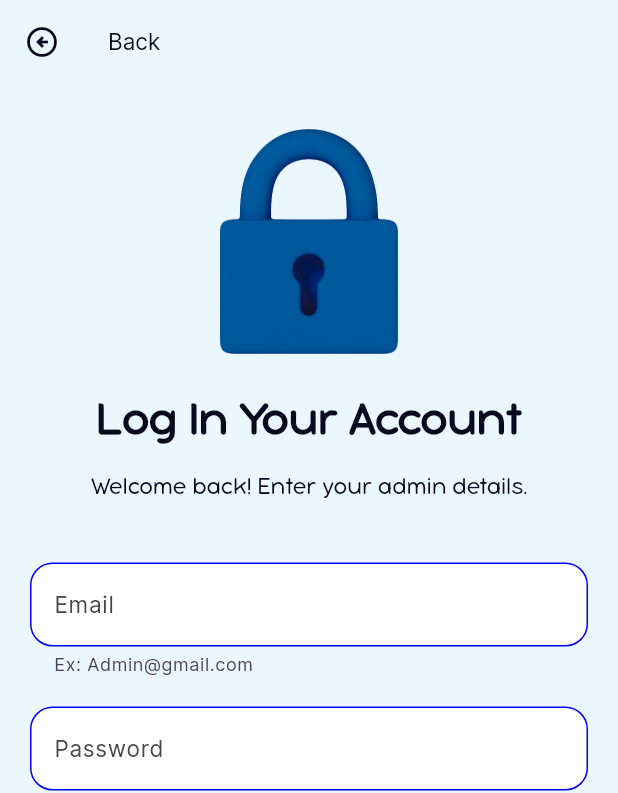
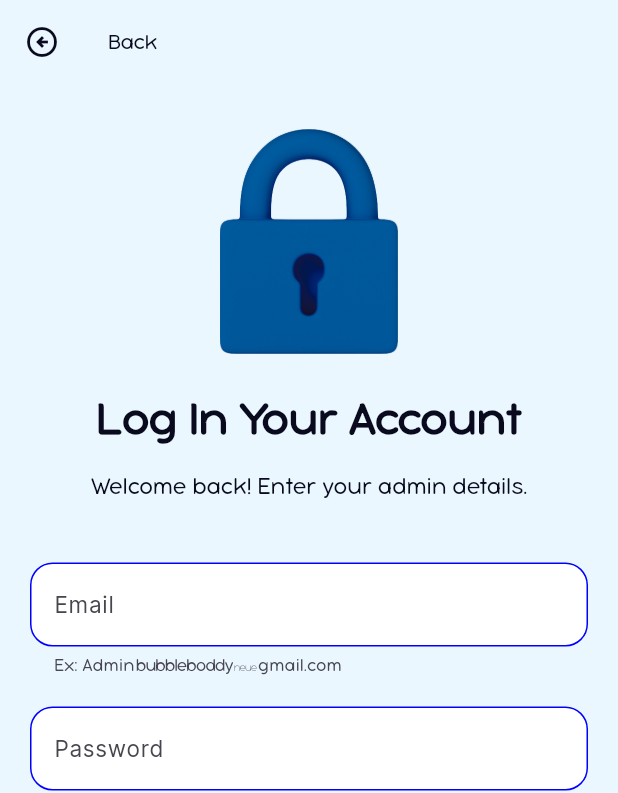
Before and after one commit to DominicAEsperida/Park-In, a Flutter app: the screen it shows after launch, after a tap on "Admin", on a phone screen of 412 x 824 dp. Shown: the top 793 px of the screen. Run offline on Flutter 3.47's test engine with Material 3 defaults, Android fonts, the phone set to English and light mode, and no system bars; our stand-ins replace dropdown_button2, firebase_auth, firebase_core, firebase_database; missing offline and left inert: babylonjs_viewer; accounts and stored records are empty; generated files the repository leaves out were written again; network calls fail.

Commit message:
Pages: Update Primary Font

```diff
--- a/itmc311/lib/main.dart
+++ b/itmc311/lib/main.dart
@@ -21,7 +21,7 @@ class MyApp extends StatelessWidget {
       title: 'Park-In',
       debugShowCheckedModeBanner: false,
       theme:
-          ThemeData(primarySwatch: Colors.blue, fontFamily: 'Inter'),
+          ThemeData(primarySwatch: Colors.blue, fontFamily: 'BubbleboddyNeue'),
       home: const RootPage(),
       routes: {
         '/help': (context) => const GuidePage(),
```
